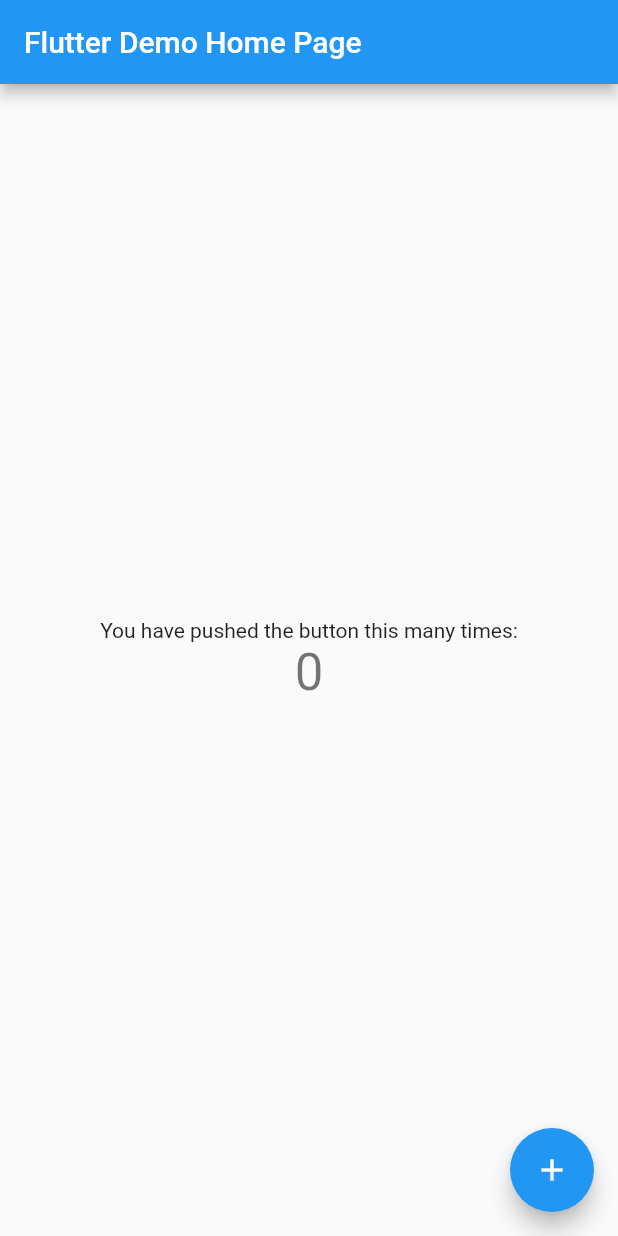
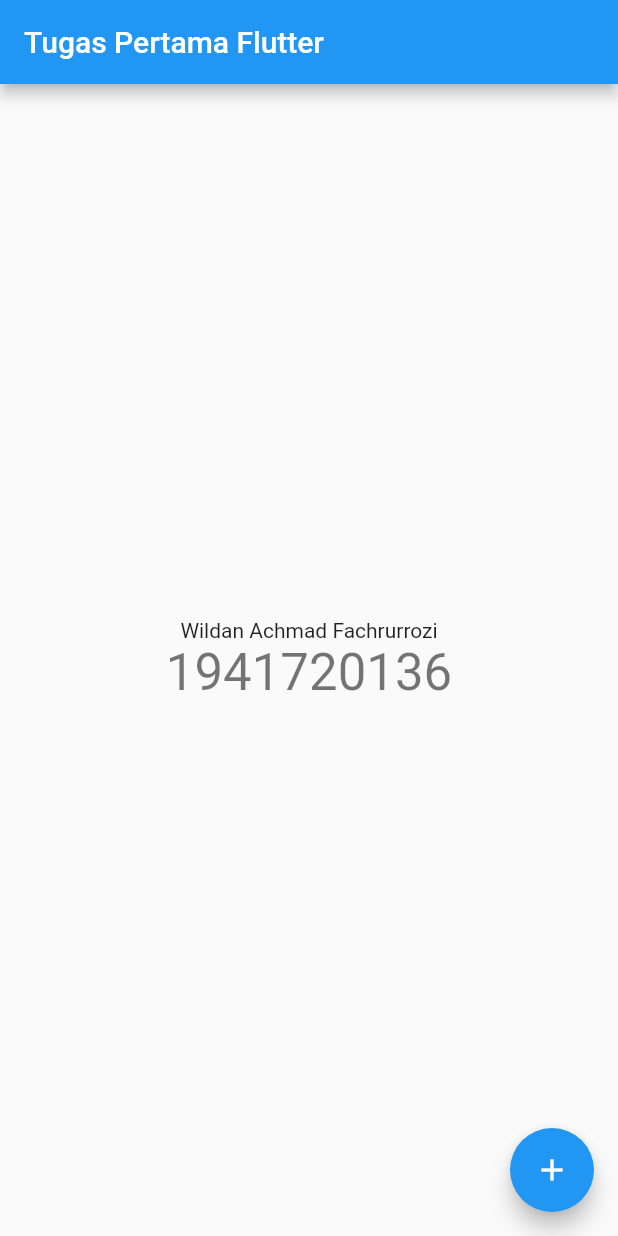
Before and after one commit to wildan220/polinema_mobile_flutter_hello, a Flutter app: the screen it shows after launch, on a phone screen of 412 x 824 dp. Run offline on Flutter 3.47's test engine with Material 2 defaults, Android fonts, the phone set to English and light mode, and no system bars.

Commit message:
Tugas Praktikum 1.6

```diff
--- a/lib/main.dart
+++ b/lib/main.dart
@@ -24,7 +24,7 @@ class MyApp extends StatelessWidget {
         // is not restarted.
         primarySwatch: Colors.blue,
       ),
-      home: const MyHomePage(title: 'Flutter Demo Home Page'),
+      home: const MyHomePage(title: 'Tugas Pertama Flutter'),
     );
   }
 }
@@ -96,10 +96,10 @@ class _MyHomePageState extends State<MyHomePage> {
           mainAxisAlignment: MainAxisAlignment.center,
           children: <Widget>[
             const Text(
-              'You have pushed the button this many times:',
+              'Wildan Achmad Fachrurrozi',
             ),
             Text(
-              '$_counter',
+              '1941720136',
               style: Theme.of(context).textTheme.headline4,
             ),
           ],
```
